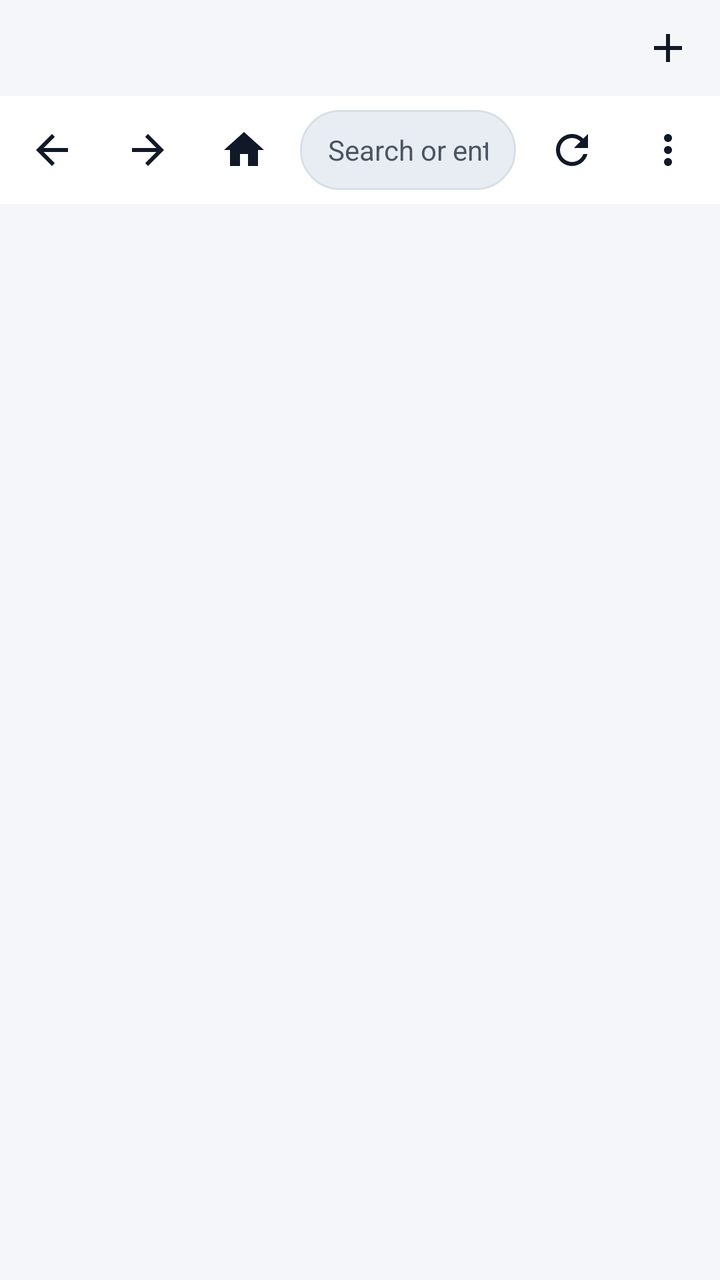
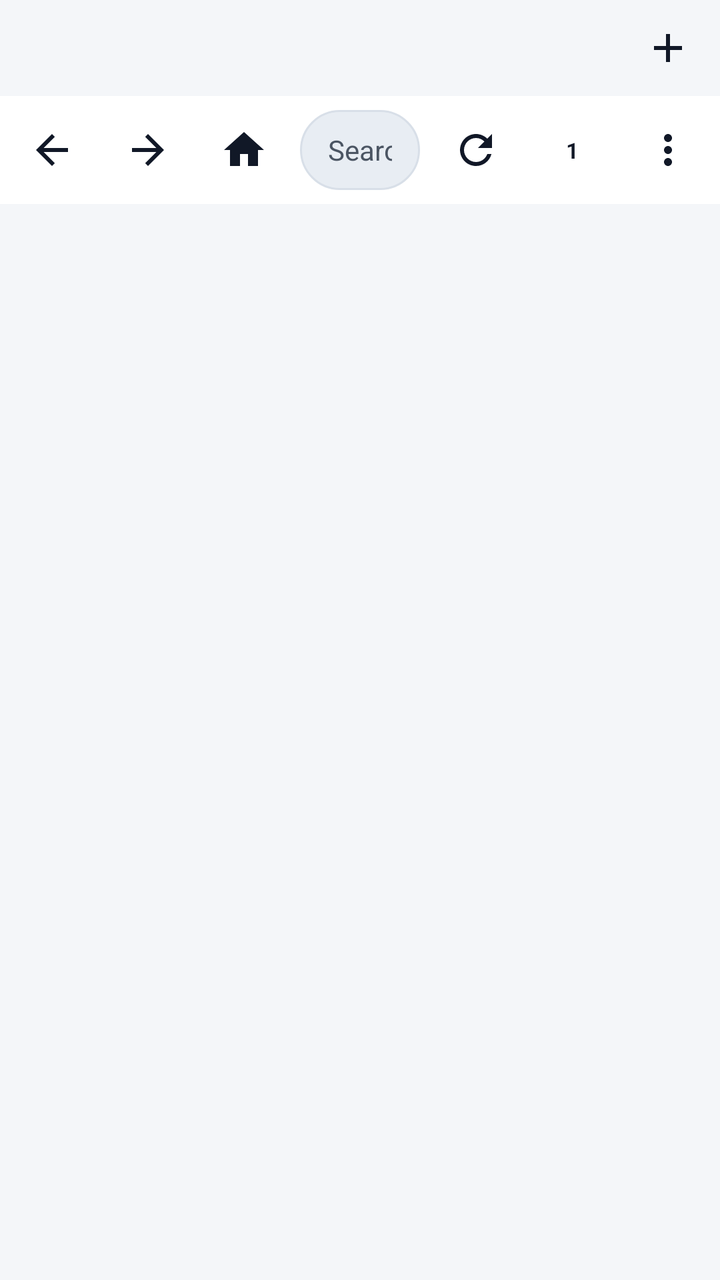

An Android layout rendered at two revisions. The XML below is the earlier revision; the diff shows what the commit changed to produce the second picture.
<!-- AndroidManifest.xml: application theme Theme.Pipra -->
<!-- res/layout/activity_main.xml -->
<?xml version="1.0" encoding="utf-8"?>
<LinearLayout xmlns:android="http://schemas.android.com/apk/res/android"
    android:id="@+id/root"
    android:layout_width="match_parent"
    android:layout_height="match_parent"
    android:orientation="vertical"
    android:background="@color/toolbar_dark">

    
    <LinearLayout
        android:id="@+id/tabStrip"
        android:layout_width="match_parent"
        android:layout_height="wrap_content"
        android:orientation="horizontal"
        android:gravity="center_vertical"
        android:background="@color/toolbar_dark"
        android:paddingStart="6dp"
        android:paddingEnd="2dp">

        <HorizontalScrollView
            android:layout_width="0dp"
            android:layout_height="wrap_content"
            android:layout_weight="1"
            android:scrollbars="none">

            <LinearLayout
                android:id="@+id/tabBar"
                android:layout_width="wrap_content"
                android:layout_height="wrap_content"
                android:orientation="horizontal"
                android:padding="4dp" />
        </HorizontalScrollView>

        <ImageButton
            android:id="@+id/btnNewTab"
            style="@style/ToolIcon"
            android:src="@drawable/ic_add"
            android:contentDescription="@string/new_tab" />
    </LinearLayout>

    
    <LinearLayout
        android:id="@+id/toolbarRow"
        android:layout_width="match_parent"
        android:layout_height="54dp"
        android:orientation="horizontal"
        android:gravity="center_vertical"
        android:background="@color/toolbar"
        android:paddingHorizontal="2dp">

        <ImageButton
            android:id="@+id/btnBack"
            style="@style/NavIcon"
            android:src="@drawable/ic_back"
            android:contentDescription="@string/back" />

        <ImageButton
            android:id="@+id/btnForward"
            style="@style/NavIcon"
            android:src="@drawable/ic_forward"
            android:contentDescription="@string/forward" />

        <ImageButton
            android:id="@+id/btnHome"
            style="@style/NavIcon"
            android:src="@drawable/ic_home"
            android:contentDescription="@string/home" />

        <AutoCompleteTextView
            android:id="@+id/urlBar"
            android:layout_width="0dp"
            android:layout_height="40dp"
            android:layout_weight="1"
            android:layout_marginHorizontal="4dp"
            android:background="@drawable/bg_url"
            android:hint="@string/url_hint"
            android:textColorHint="@color/text_dim"
            android:textColor="@color/text"
            android:paddingHorizontal="14dp"
            android:singleLine="true"
            android:selectAllOnFocus="true"
            android:imeOptions="actionGo"
            android:inputType="textUri"
            android:textSize="14sp"
            android:completionThreshold="1"
            android:dropDownHeight="wrap_content"
            android:popupBackground="@color/toolbar_dark"
            android:importantForAutofill="no" />

        <ImageButton
            android:id="@+id/btnReload"
            style="@style/ToolIcon"
            android:src="@drawable/ic_refresh"
            android:contentDescription="@string/reload" />

        <ImageButton
            android:id="@+id/btnMenu"
            style="@style/ToolIcon"
            android:src="@drawable/ic_more"
            android:contentDescription="@string/menu" />
    </LinearLayout>

    
    <LinearLayout
        android:id="@+id/findBar"
        android:layout_width="match_parent"
        android:layout_height="wrap_content"
        android:orientation="horizontal"
        android:gravity="center_vertical"
        android:background="@color/toolbar_dark"
        android:padding="4dp"
        android:visibility="gone">

        <EditText
            android:id="@+id/findInput"
            android:layout_width="0dp"
            android:layout_height="40dp"
            android:layout_weight="1"
            android:background="@drawable/bg_url"
            android:hint="@string/find_hint"
            android:textColorHint="@color/text_dim"
            android:textColor="@color/text"
            android:paddingHorizontal="14dp"
            android:singleLine="true"
            android:imeOptions="actionSearch"
            android:inputType="text"
            android:textSize="14sp"
            android:importantForAutofill="no" />

        <TextView
            android:id="@+id/findCount"
            android:layout_width="wrap_content"
            android:layout_height="wrap_content"
            android:minWidth="48dp"
            android:gravity="center"
            android:text="0/0"
            android:textColor="@color/text_dim"
            android:textSize="13sp" />

        <ImageButton
            android:id="@+id/findPrev"
            style="@style/ToolIcon"
            android:src="@drawable/ic_up"
            android:contentDescription="@string/find_prev" />

        <ImageButton
            android:id="@+id/findNext"
            style="@style/ToolIcon"
            android:src="@drawable/ic_down"
            android:contentDescription="@string/find_next" />

        <ImageButton
            android:id="@+id/findClose"
            style="@style/ToolIcon"
            android:src="@drawable/ic_close"
            android:contentDescription="@string/close" />
    </LinearLayout>

    <ProgressBar
        android:id="@+id/progress"
        style="?android:attr/progressBarStyleHorizontal"
        android:layout_width="match_parent"
        android:layout_height="3dp"
        android:max="100"
        android:progress="0"
        android:progressTint="@color/accent"
        android:visibility="gone" />

    <FrameLayout
        android:id="@+id/webContainer"
        android:layout_width="match_parent"
        android:layout_height="0dp"
        android:layout_weight="1"
        android:background="@color/toolbar_dark" />
</LinearLayout>
<!-- resources referenced by this layout -->
<resources>
  <color name="accent">#2563EB</color>
  <color name="text">#111827</color>
  <color name="text_dim">#4B5563</color>
  <color name="toolbar">#FFFFFF</color>
  <color name="toolbar_dark">#F4F6F9</color>
  <!-- drawable bg_url (drawable) -->
  <shape xmlns:android="http://schemas.android.com/apk/res/android"
      android:shape="rectangle">
      <solid android:color="@color/tab_inactive" />
      <stroke android:width="1dp" android:color="@color/border_silver" />
      <corners android:radius="20dp" />
  </shape>
  <!-- drawable ic_add (drawable) -->
  <vector xmlns:android="http://schemas.android.com/apk/res/android" android:width="24dp" android:height="24dp" android:viewportWidth="24" android:viewportHeight="24" android:tint="@color/text">
      <path android:fillColor="@android:color/white" android:pathData="M19,13h-6v6h-2v-6H5v-2h6V5h2v6h6v2z"/>
  </vector>
  <!-- drawable ic_back (drawable) -->
  <vector xmlns:android="http://schemas.android.com/apk/res/android" android:width="24dp" android:height="24dp" android:viewportWidth="24" android:viewportHeight="24" android:tint="@color/text">
      <path android:fillColor="@android:color/white" android:pathData="M20,11H7.83l5.59,-5.59L12,4l-8,8 8,8 1.41,-1.41L7.83,13H20v-2z"/>
  </vector>
  <!-- drawable ic_down (drawable) -->
  <vector xmlns:android="http://schemas.android.com/apk/res/android" android:width="24dp" android:height="24dp" android:viewportWidth="24" android:viewportHeight="24" android:tint="@color/text">
      <path android:fillColor="@android:color/white" android:pathData="M7.41,8.59L12,13.17l4.59,-4.58L18,10l-6,6 -6,-6 1.41,-1.41z"/>
  </vector>
  <!-- drawable ic_forward (drawable) -->
  <vector xmlns:android="http://schemas.android.com/apk/res/android" android:width="24dp" android:height="24dp" android:viewportWidth="24" android:viewportHeight="24" android:tint="@color/text">
      <path android:fillColor="@android:color/white" android:pathData="M12,4l-1.41,1.41L16.17,11H4v2h12.17l-5.58,5.59L12,20l8,-8z"/>
  </vector>
  <!-- drawable ic_home (drawable) -->
  <vector xmlns:android="http://schemas.android.com/apk/res/android" android:width="24dp" android:height="24dp" android:viewportWidth="24" android:viewportHeight="24" android:tint="@color/text">
      <path android:fillColor="@android:color/white" android:pathData="M10,20v-6h4v6h5v-8h3L12,3 2,12h3v8z"/>
  </vector>
  <!-- drawable ic_up (drawable) -->
  <vector xmlns:android="http://schemas.android.com/apk/res/android" android:width="24dp" android:height="24dp" android:viewportWidth="24" android:viewportHeight="24" android:tint="@color/text">
      <path android:fillColor="@android:color/white" android:pathData="M7.41,15.41L12,10.83l4.59,4.58L18,14l-6,-6 -6,6z"/>
  </vector>
  <string name="back">Back</string>
  <string name="close">Close</string>
  <string name="find_hint">Find in page</string>
  <string name="find_next">Next match</string>
  <string name="find_prev">Previous match</string>
  <string name="forward">Forward</string>
  <string name="home">Home</string>
  <string name="menu">Menu</string>
  <string name="new_tab">New tab</string>
  <string name="reload">Reload</string>
  <string name="url_hint">Search or enter web address</string>
  <style name="NavIcon" parent="ToolIcon">
          <item name="android:layout_width">48dp</item>
          <item name="android:padding">12dp</item>
      </style>
  <style name="ToolIcon">
          <item name="android:layout_width">48dp</item>
          <item name="android:layout_height">48dp</item>
          <item name="android:padding">12dp</item>
          <item name="android:scaleType">fitCenter</item>
          <item name="android:background">?attr/selectableItemBackgroundBorderless</item>
      </style>
  <color name="tab_inactive">#E8EDF3</color>
  <color name="border_silver">#D8DFE8</color>
  <color name="accent_bright">#3B82F6</color>
  <!-- unchanged entries left out for length: 4 -->
</resources>

<!-- the commit's change to res/layout/activity_main.xml (unified diff, before → after) -->
@@ -93,6 +93,27 @@
             android:src="@drawable/ic_refresh"
             android:contentDescription="@string/reload" />
 
+        <FrameLayout
+            android:id="@+id/btnTabs"
+            android:layout_width="48dp"
+            android:layout_height="48dp"
+            android:clickable="true"
+            android:focusable="true"
+            android:background="?attr/selectableItemBackgroundBorderless"
+            android:contentDescription="@string/tabs_switcher">
+
+            <TextView
+                android:id="@+id/txtTabsCount"
+                android:layout_width="22dp"
+                android:layout_height="22dp"
+                android:layout_gravity="center"
+                android:gravity="center"
+                android:text="1"
+                android:textSize="11sp"
+                android:textStyle="bold"
+                android:textColor="@color/text" />
+        </FrameLayout>
+
         <ImageButton
             android:id="@+id/btnMenu"
             style="@style/ToolIcon"
<!-- resource entries referenced after the edit -->
@@ -46,6 +46,7 @@
   <string name="menu">Menu</string>
   <string name="new_tab">New tab</string>
   <string name="reload">Reload</string>
+  <string name="tabs_switcher">Tabs</string>
   <string name="url_hint">Search or enter web address</string>
   <style name="NavIcon" parent="ToolIcon">
           <item name="android:layout_width">48dp</item>
